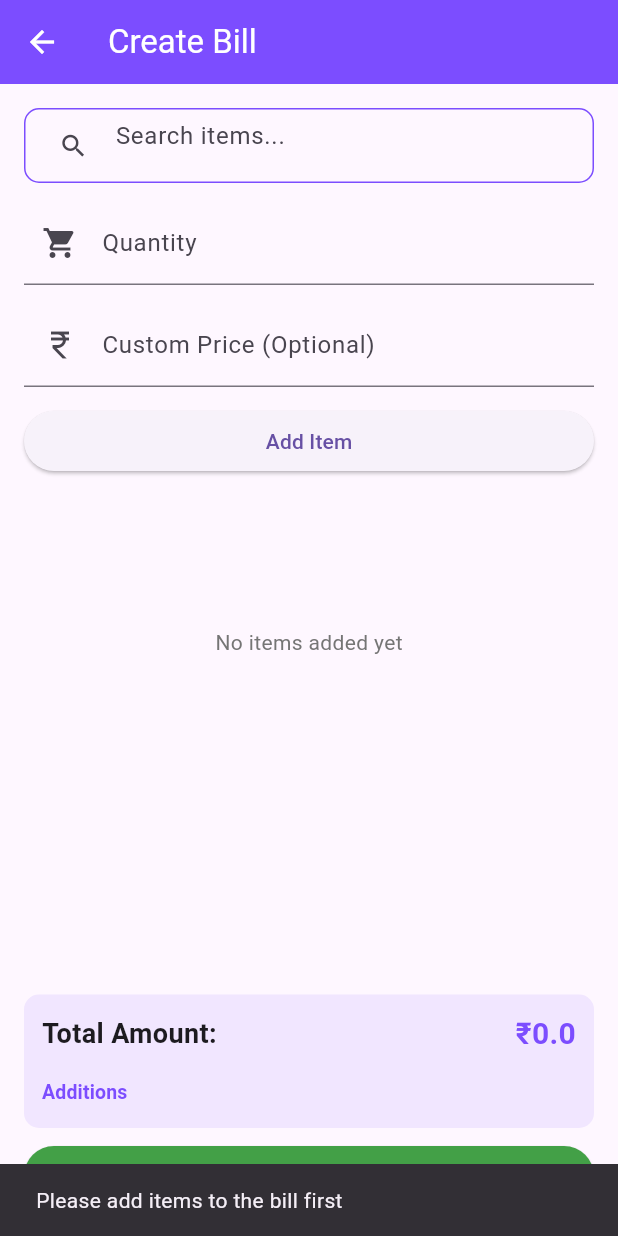
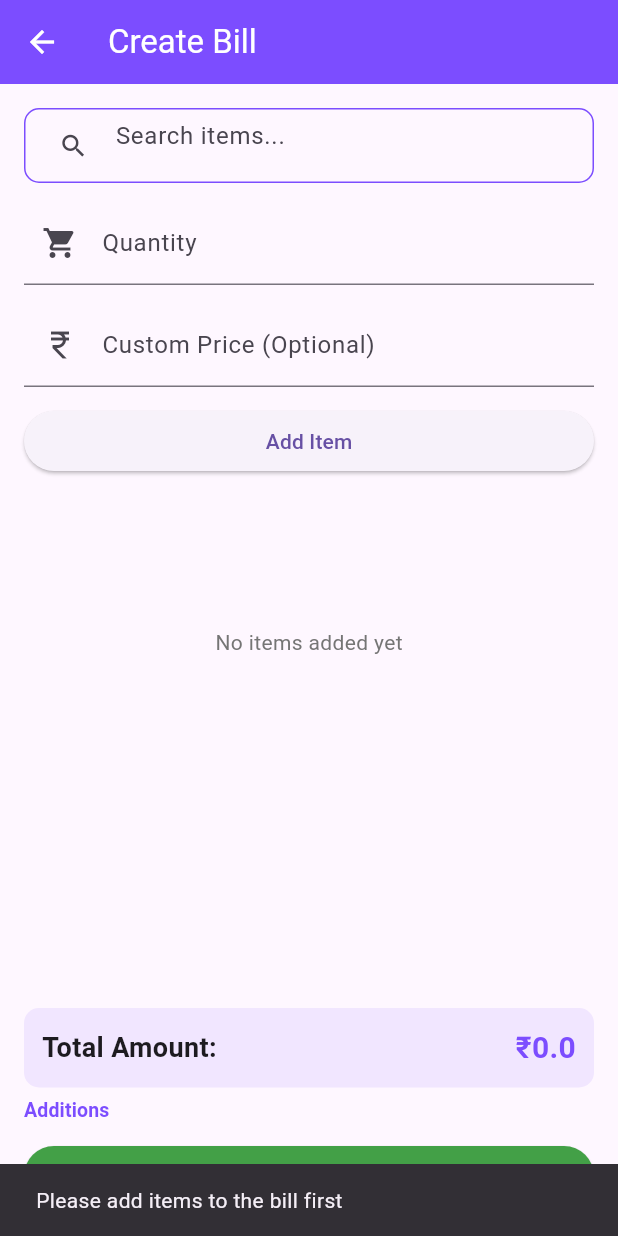
Before and after one commit to MoizSitabkhan/tasco-billing.app, a Flutter app: the CreateBillScreen screen opened by its route, after a tap on "Generate & Share Bill", on a phone screen of 412 x 824 dp. Run offline on Flutter 3.47's test engine with Material 3 defaults, Android fonts, the phone set to English and light mode, and no system bars; our stand-ins replace pdf, share_plus, sqflite; accounts and stored records are empty.

Commit message:
Feature: Save and restore client name with bill data

```diff
--- a/lib/screens/create_bill_screen.dart
+++ b/lib/screens/create_bill_screen.dart
@@ -24,6 +24,7 @@ class _CreateBillScreenState extends State<CreateBillScreen> {
   double total = 0;
   double packingCost = 0;
   double previousBalance = 0;
+  String clientName = '';
   String searchQuery = '';
   TextEditingController searchController = TextEditingController();
   TextEditingController quantityController = TextEditingController();
@@ -48,6 +49,7 @@ class _CreateBillScreenState extends State<CreateBillScreen> {
       total = billState.total;
       packingCost = billState.packingCost;
       previousBalance = billState.previousBalance;
+      clientName = billState.clientName;
       billState.clearBill();
     }
   }
@@ -138,12 +140,12 @@ class _CreateBillScreenState extends State<CreateBillScreen> {
       }
 
       // First, ask for "Billed To" (client name)
-      String invoiceFor = '';
+      String invoiceFor = clientName;
       await showDialog<String>(
         context: context,
         barrierDismissible: false,
         builder: (context) {
-          final invoiceController = TextEditingController();
+          final invoiceController = TextEditingController(text: clientName);
           return AlertDialog(
             title: const Text('Billed To'),
             content: TextField(
@@ -176,6 +178,11 @@ class _CreateBillScreenState extends State<CreateBillScreen> {
         return;
       }
 
+      // Save the client name to state
+      setState(() {
+        clientName = invoiceFor;
+      });
+
       final file = await generatePdf(
           billItems, total, packingCost, previousBalance, invoiceFor);
       await Share.shareXFiles([XFile(file.path)]);
@@ -205,6 +212,7 @@ class _CreateBillScreenState extends State<CreateBillScreen> {
           total = billState.total;
           packingCost = billState.packingCost;
           previousBalance = billState.previousBalance;
+          clientName = billState.clientName;
         });
         // Clear singleton after restoring so it's a one-time restore
         billState.clearBill();
@@ -241,7 +249,8 @@ class _CreateBillScreenState extends State<CreateBillScreen> {
         if (shouldSave == true) {
           // Save bill state
           final billState = BillState();
-          billState.saveBill(billItems, total, packingCost, previousBalance);
+          billState.saveBill(billItems, total, packingCost, previousBalance,
+              clientNameParam: clientName);
         }
 
         return true;
@@ -308,7 +317,7 @@ class _CreateBillScreenState extends State<CreateBillScreen> {
                                                   selectedItemId =
                                                       item['id'] as int;
                                                   searchController.clear();
-                                                  filteredItems = stockItems;
+                                                  // Don't manually set filteredItems - let _filterItems() handle it
                                                 });
                                               },
                                             );
@@ -465,16 +474,14 @@ class _CreateBillScreenState extends State<CreateBillScreen> {
                   ),
                 ),
                 const SizedBox(height: 8),
-                // Total & Actions (fixed at bottom, NOT in scroll)
+                // Total Amount (fixed at bottom, NOT in scroll)
                 Container(
                   padding: const EdgeInsets.all(12),
                   decoration: BoxDecoration(
                     color: appPrimaryColor.withOpacity(0.1),
                     borderRadius: BorderRadius.circular(10),
                   ),
-                  child: Column(
-                    children: [
-                      Row(
+                  child: Row(
                     mainAxisAlignment: MainAxisAlignment.spaceBetween,
                     children: [
                       const Text(
@@ -494,7 +501,9 @@ class _CreateBillScreenState extends State<CreateBillScreen> {
                       ),
                     ],
                   ),
-                      const SizedBox(height: 12),
+                ),
+                const SizedBox(height: 3),
+                // Additions (outside Total box, closer spacing)
                 Align(
                   alignment: Alignment.centerLeft,
                   child: TextButton(
@@ -512,9 +521,6 @@ class _CreateBillScreenState extends State<CreateBillScreen> {
                         fontWeight: FontWeight.w600,
                       ),
                     ),
-                        ),
-                      ),
-                    ],
                   ),
                 ),
                 const SizedBox(height: 8),
--- a/lib/utils/bill_state.dart
+++ b/lib/utils/bill_state.dart
@@ -11,15 +11,18 @@ class BillState {
   double total = 0;
   double packingCost = 0;
   double previousBalance = 0;
+  String clientName = '';
 
   void saveBill(List<Map<String, dynamic>> items, double billTotal,
-      double packing, double previousBal) {
+      double packing, double previousBal,
+      {String clientNameParam = ''}) {
     // Clear previous bill first to ensure only 1 bill is saved at a time
     clearBill();
     billItems = List.from(items);
     total = billTotal;
     packingCost = packing;
     previousBalance = previousBal;
+    clientName = clientNameParam;
   }
 
   void clearBill() {
@@ -27,6 +30,7 @@ class BillState {
     total = 0;
     packingCost = 0;
     previousBalance = 0;
+    clientName = '';
   }
 
   bool hasSavedBill() {
```
Lines whose indentation alone changed are shown as unchanged.
